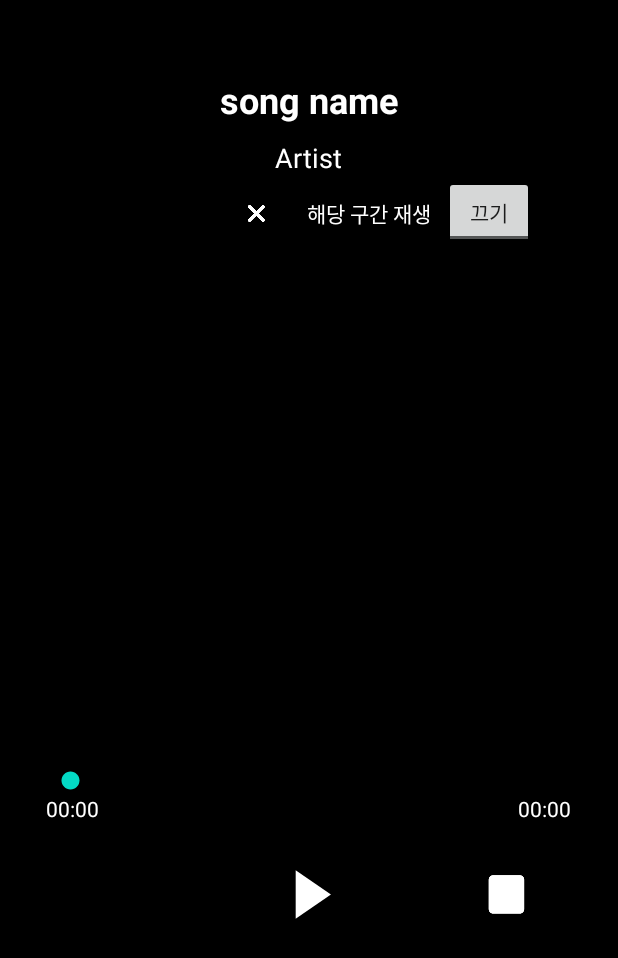
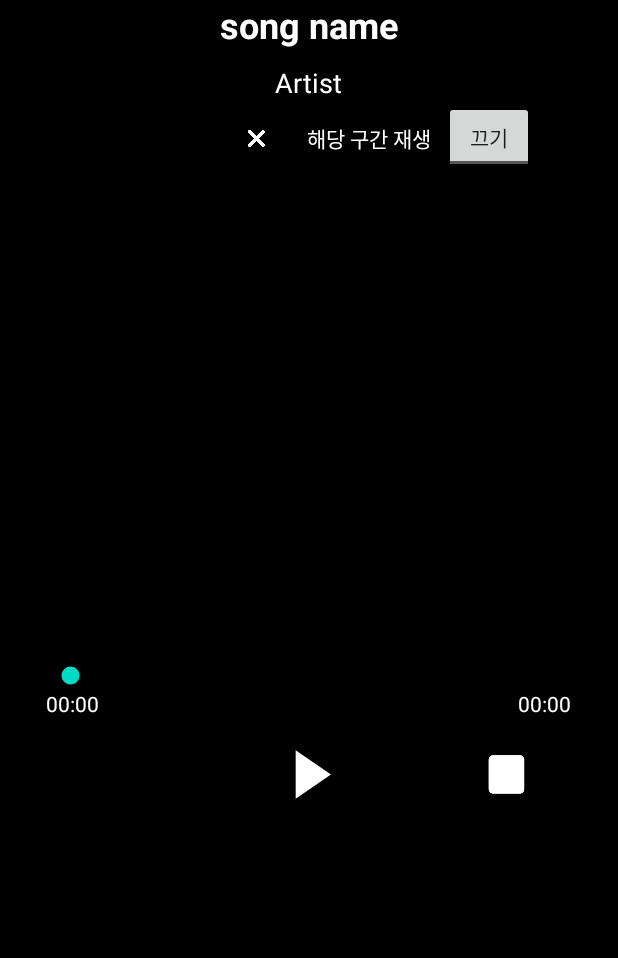
Before and after one commit to baesumin/FLO_MusicPlayer, an Android app: the screen it shows after launch (MainActivity), on a phone screen of 412 x 824 dp. Shown: the top 958 px of the screen. Run offline under Robolectric (Android 15) with nearby library versions, the phone set to English and light mode, and no system bars.

Commit message:
Update activity_main.xml

```diff
--- a/Programmers/app/src/main/res/layout/activity_main.xml
+++ b/Programmers/app/src/main/res/layout/activity_main.xml
@@ -14,7 +14,6 @@
         android:layout_width="wrap_content"
         android:layout_height="wrap_content"
         android:layout_gravity="center"
-        android:layout_marginTop="50dp"
         android:gravity="center"
         android:text="song name"
         android:textColor="@android:color/background_light"
@@ -111,7 +110,7 @@
         android:layout_width="wrap_content"
         android:layout_height="wrap_content"
         android:layout_gravity="center"
-        android:layout_marginTop="20dp"
+        android:layout_marginTop="10dp"
         android:gravity="center"
         android:textColor="@android:color/background_light"
         android:textSize="18sp" />
@@ -131,7 +130,7 @@
         android:layout_width="350dp"
         android:layout_height="wrap_content"
         android:layout_gravity="center"
-        android:layout_marginTop="20dp"
+        android:layout_marginTop="10dp"
         android:indeterminate="false" />
 
     <LinearLayout
@@ -162,7 +161,6 @@
         android:layout_width="match_parent"
         android:layout_height="wrap_content"
         android:layout_gravity="center"
-        android:layout_marginTop="10dp"
         android:orientation="horizontal">
 
         <ImageButton
@@ -189,6 +187,7 @@
             android:id="@+id/stopBtn"
             android:layout_width="75dp"
             android:layout_height="75dp"
+            android:layout_marginStart="300dp"
             android:layout_marginLeft="300dp"
             android:backgroundTint="#00FFFFFF"
             android:scaleType="fitXY"
```
